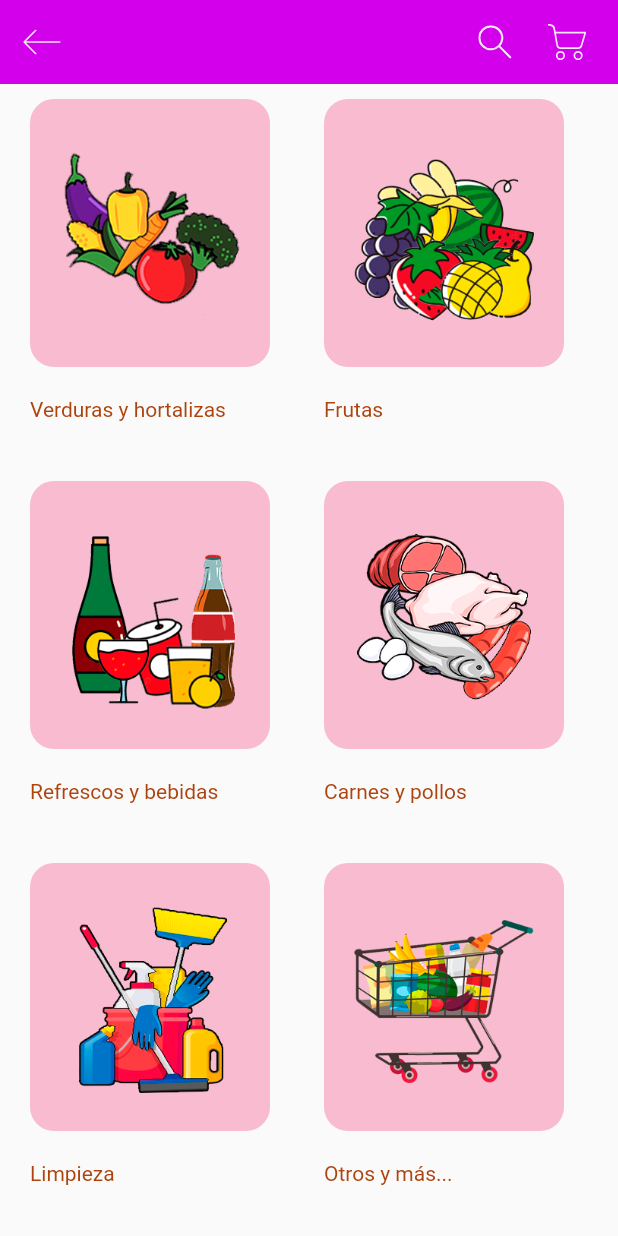
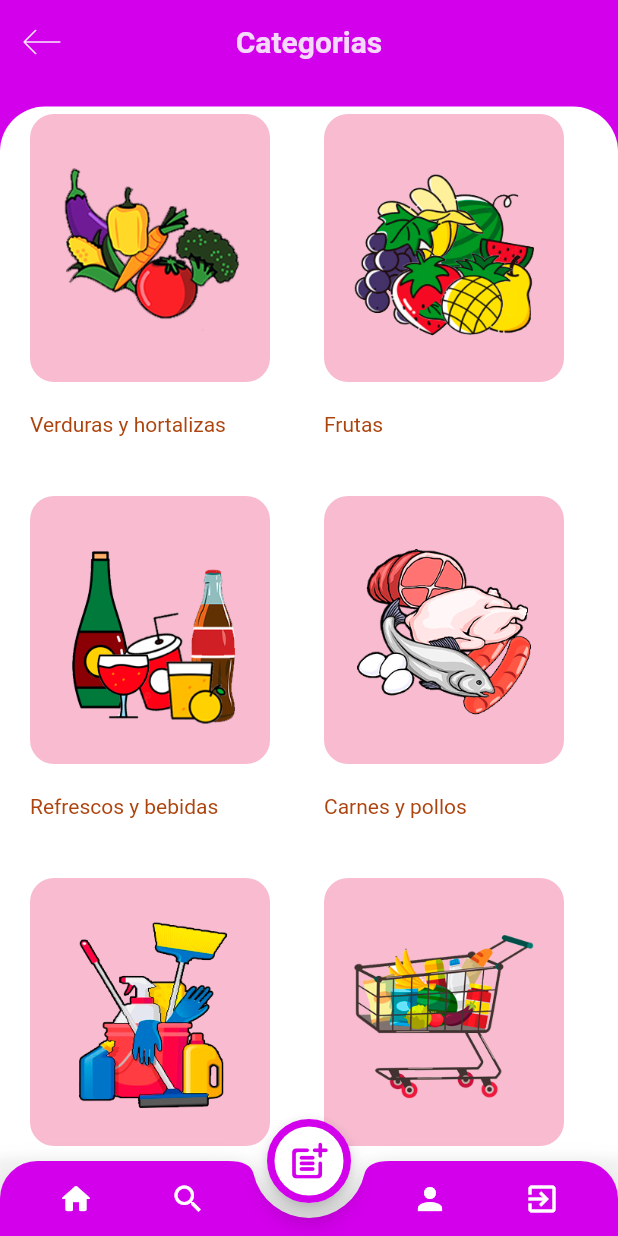
Before and after one commit to trujasra/eliMarket, a Flutter app: the MenuPage screen opened by its route, on a phone screen of 412 x 824 dp. Run offline on Flutter 3.47's test engine with Material 2 defaults, Android fonts, the phone set to English and light mode, and no system bars; our stand-ins replace flutter_svg, sqflite; accounts and stored records are empty; project files that could hold a hidden picture were left out.

Commit message:
Se realizo el cambio del icono de la app, y el bottomNavigation del menu

```diff
--- a/lib/data/database_helper.dart
+++ b/lib/data/database_helper.dart
@@ -63,7 +63,7 @@ class DataBaseHelper {
     String path = join(documentoDirectorio.path, DB_NAME);
 
     // Delete the database //TODO: esto luego borrar
-    //await deleteDatabase(path);
+    await deleteDatabase(path);
 
     var db = await openDatabase(path, version: 1, onCreate: _onCreate);
     return db;
--- a/lib/main.dart
+++ b/lib/main.dart
@@ -4,6 +4,7 @@ import 'package:flutter/material.dart';
 import 'package:eli_market/pantallas/bienvenida_page.dart';
 import 'package:eli_market/pantallas/menu_page.dart';
 import 'package:eli_market/pantallas/creditos_page.dart';
+import 'package:flutter/services.dart';
 
 void main() {
   runApp(MyApp());
@@ -13,6 +14,9 @@ class MyApp extends StatelessWidget {
   // This widget is the root of your application.
   @override
   Widget build(BuildContext context) {
+    // bloquea la orientacion de la pantalla solo a Vertical.
+    SystemChrome.setPreferredOrientations(
+        [DeviceOrientation.portraitUp, DeviceOrientation.portraitDown]);
     return MaterialApp(
       debugShowCheckedModeBanner: false,
       title: 'Ely Market App',
--- a/lib/pantallas/menu_page.dart
+++ b/lib/pantallas/menu_page.dart
@@ -1,4 +1,5 @@
 import 'package:eli_market/pantallas/lista_producto_page.dart';
+import 'package:flutter/gestures.dart';
 import 'package:flutter/material.dart';
 import 'package:flutter_svg/flutter_svg.dart';
 
@@ -16,7 +17,9 @@ class MenuPage extends StatelessWidget {
     //   "Duraznos",
     //   "Mandarina"
     // ];
+    Size tamanio = MediaQuery.of(context).size;
     return Scaffold(
+      backgroundColor: kPrimaryColor,
       appBar: AppBar(
         backgroundColor: kPrimaryColor,
         elevation: 0,
@@ -27,34 +30,44 @@ class MenuPage extends StatelessWidget {
             Navigator.pop(context);
           },
         ),
-        actions: [
-          IconButton(
-            icon: SvgPicture.asset(
-              "assets/icons/search.svg",
-              color: kIconPrimaryColor,
+        // actions: [
+        //   IconButton(
+        //     icon: SvgPicture.asset(
+        //       "assets/icons/search.svg",
+        //       color: kIconPrimaryColor,
+        //     ),
+        //     onPressed: () {},
+        //   ),
+        //   IconButton(
+        //       icon: SvgPicture.asset(
+        //         "assets/icons/cart.svg",
+        //         color: kIconPrimaryColor,
+        //       ),
+        //       onPressed: () {}),
+        //   SizedBox(
+        //     width: 10.0,
+        //   ),
+        // ],
+        title: Text(
+          "Categorias",
+          style:
+              TextStyle(color: kTextoLigthColor, fontWeight: FontWeight.bold),
         ),
-            onPressed: () {},
+        centerTitle: true,
       ),
-          IconButton(
-              icon: SvgPicture.asset(
-                "assets/icons/cart.svg",
-                color: kIconPrimaryColor,
-              ),
-              onPressed: () {}),
-          SizedBox(
-            width: 10.0,
-          ),
-        ],
-        title: Text(
-          "",
-          style: TextStyle(color: kTextoLigthColor),
-        ),
-      ),
-      body: Column(
+      body: Container(
+        margin: EdgeInsets.only(top: 15.0),
+        padding: EdgeInsets.only(top: 5.0),
+        decoration: BoxDecoration(
+            color: Colors.white,
+            borderRadius: BorderRadius.only(
+                topLeft: Radius.circular(30.0),
+                topRight: Radius.circular(30.0))),
+        child: ClipRRect(
+          borderRadius: BorderRadius.only(
+              topLeft: Radius.circular(30.0), topRight: Radius.circular(30.0)),
+          child: Column(
             children: [
-          SizedBox(
-            height: 10.0,
-          ),
               FutureBuilder(
                   future: DataBaseHelper.db.obtieneCategoria(),
                   builder: (BuildContext context,
@@ -67,13 +80,31 @@ class MenuPage extends StatelessWidget {
                   }),
             ],
           ),
+        ),
+      ),
+      floatingActionButton: FloatingActionButton(
+        foregroundColor: kPrimaryColor,
+        backgroundColor: Colors.white,
+        shape: CircleBorder(
+          side: BorderSide(width: 5.0, color: kPrimaryColor),
+        ),
+        onPressed: () {},
+        child: Icon(
+          Icons.post_add_rounded,
+          size: 30.0,
+        ),
+      ),
+      floatingActionButtonLocation: FloatingActionButtonLocation.centerDocked,
+      bottomNavigationBar: botonesBar(context, tamanio),
     );
   }
 
   Widget _listaMenuCategoria(List<Categoria> listaCategoria) {
     return Expanded(
       child: Container(
-        padding: EdgeInsets.symmetric(horizontal: kDefaultPaddin),
+        padding: EdgeInsets.symmetric(
+          horizontal: kDefaultPaddin,
+        ),
         child: GridView.builder(
             itemCount: listaCategoria.length,
             gridDelegate: SliverGridDelegateWithFixedCrossAxisCount(
@@ -121,4 +152,78 @@ class MenuPage extends StatelessWidget {
       ),
     );
   }
+
+  Widget botonesBar(BuildContext context, Size pTamanio) {
+    return Container(
+      color: Colors.white,
+      child: BottomAppBar(
+        shape: CircularNotchedRectangle(),
+        notchMargin: 10.0,
+        color: Colors.transparent,
+        elevation: 10.0,
+        clipBehavior: Clip.antiAlias,
+        child: Container(
+          height: 50.0,
+          decoration: BoxDecoration(
+              borderRadius: BorderRadius.only(
+                  topLeft: Radius.circular(25.0),
+                  topRight: Radius.circular(25.0)),
+              color: kPrimaryColor),
+          child: Row(
+            mainAxisAlignment: MainAxisAlignment.spaceBetween,
+            children: [
+              Container(
+                height: 50.0,
+                width: pTamanio.width / 2 - 30,
+                child: Row(
+                  mainAxisAlignment: MainAxisAlignment.spaceEvenly,
+                  children: [
+                    IconButton(
+                      icon: Icon(
+                        Icons.home_rounded,
+                        color: Colors.white,
+                      ),
+                      onPressed: () {
+                        // print("Hola");
+                      },
+                    ),
+                    IconButton(
+                      icon: Icon(
+                        Icons.search_sharp,
+                        color: Colors.white,
+                      ),
+                      onPressed: () {},
+                    ),
+                  ],
+                ),
+              ),
+              Container(
+                height: 50.0,
+                width: pTamanio.width / 2 - 30,
+                child: Row(
+                  mainAxisAlignment: MainAxisAlignment.spaceEvenly,
+                  children: [
+                    IconButton(
+                      icon: Icon(
+                        Icons.person,
+                        color: Colors.white,
+                      ),
+                      onPressed: () {},
+                    ),
+                    IconButton(
+                      icon: Icon(
+                        Icons.exit_to_app,
+                        color: Colors.white,
+                      ),
+                      onPressed: () {},
+                    ),
+                  ],
+                ),
+              ),
+            ],
+          ),
+        ),
+      ),
+    );
   }
+}
```
Also changed, not shown: pubspec.yaml (+7 -0 lines), assets/icons/icon.png (added), assets/imagenes/fondo_bienvenida.jpg, pubspec.lock, 29 other files. Lines whose indentation alone changed are shown as unchanged.
